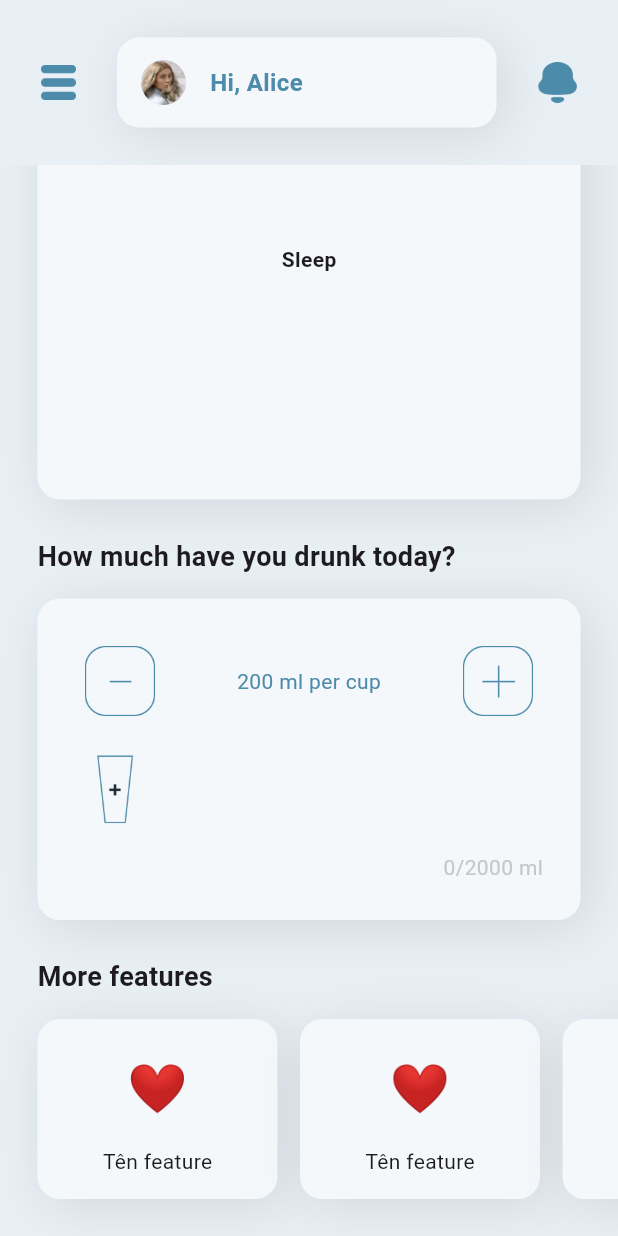
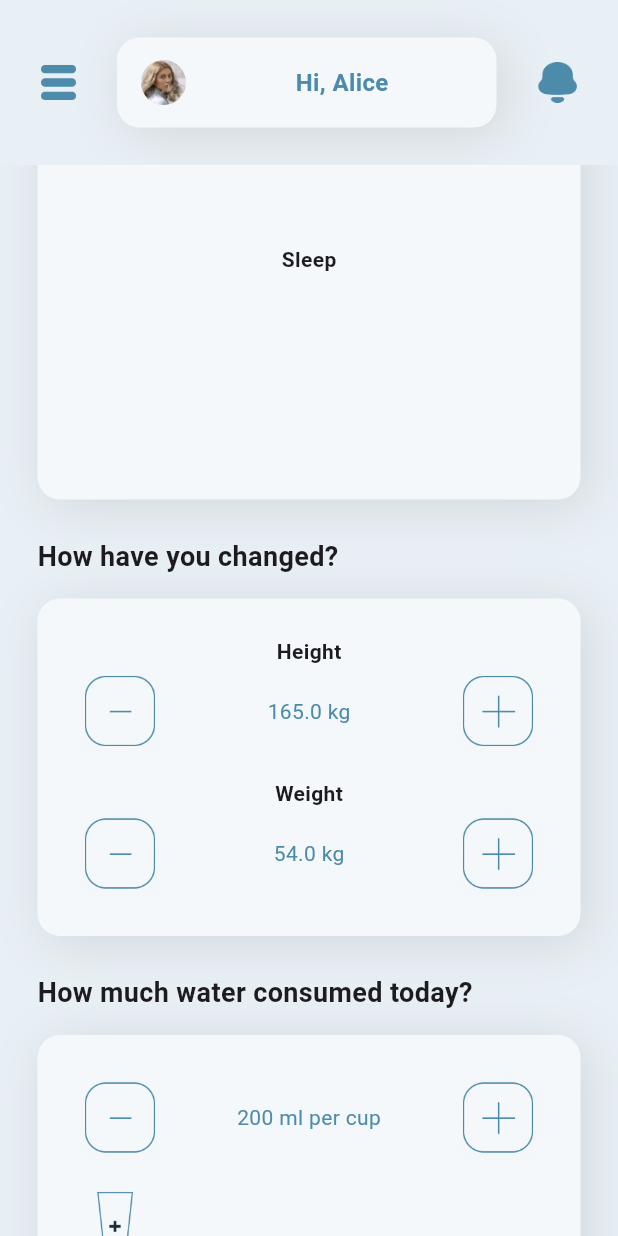
Before and after one commit to phucx314/newhealthtrackingpro, a Flutter app: the screen it shows once a user with an empty profile is signed in, scrolled down 268 dp, on a phone screen of 412 x 824 dp. Run offline on Flutter 3.47's test engine with Material 3 defaults, Android fonts, the phone set to English and light mode, and no system bars; our stand-ins replace cloud_firestore, firebase_auth, firebase_core, firebase_storage, image_picker; accounts and stored records are empty; network calls fail.

Commit message:
update dem khuya

```diff
--- a/lib/components/appbar.dart
+++ b/lib/components/appbar.dart
@@ -1,4 +1,6 @@
+import 'package:flutter/cupertino.dart';
 import 'package:flutter/material.dart';
+import 'package:flutter/widgets.dart';
 import '../colors/color_set.dart';
 import '../styles/box_shadow.dart';
 import '../components/sidebar.dart'; // Import your SideBar widget
@@ -38,7 +40,6 @@ class MyAppBar extends StatelessWidget {
 
         // Profile pic with username
         Expanded(
-          flex: 2,
           child: Container(
             height: 60,
             alignment: Alignment.center,
@@ -49,6 +50,7 @@ class MyAppBar extends StatelessWidget {
               boxShadow: [shadow],
             ),
             child: Row(
+              mainAxisAlignment: MainAxisAlignment.spaceEvenly,
               children: [
                 // Avatar
                 const CircleAvatar(
@@ -57,7 +59,9 @@ class MyAppBar extends StatelessWidget {
                 ),
                 const SizedBox(width: 15),
                 // Username
-                Flexible(
+                Expanded(
+                  child: Align(
+                    alignment: Alignment.center,
                     child: Text(
                       'Hi, $username',
                       overflow: TextOverflow.ellipsis,
@@ -66,6 +70,7 @@ class MyAppBar extends StatelessWidget {
                         color: htaPrimaryColors.shade500,
                         fontWeight: FontWeight.bold,
                         fontSize: 16,
+                      ),
                     ),
                   ),
                 ),
--- a/lib/components/feature.dart
+++ b/lib/components/feature.dart
@@ -5,7 +5,10 @@ import '../colors/color_set.dart';
 import '../styles/box_shadow.dart';
 
 class Feature extends StatelessWidget {
-  const Feature({super.key});
+  Feature({super.key, required this.title, required this.icon,});
+
+  final String title;
+  final String icon;
 
   @override
   Widget build(BuildContext context) {
@@ -20,7 +23,7 @@ class Feature extends StatelessWidget {
       ),
 
       // icon
-      child: const Padding(
+      child: Padding(
         padding: EdgeInsets.all(15),
         child: Column(
           children: [
@@ -29,7 +32,7 @@ class Feature extends StatelessWidget {
               child: Align(
                 alignment: Alignment.bottomCenter,
                 child: Text(
-                  '❤️', // này lấy từ model
+                  icon, // này lấy từ model?
                   style: TextStyle(
                     fontSize: 32,
                   ),
@@ -41,7 +44,7 @@ class Feature extends StatelessWidget {
               child: Align(
                 alignment: Alignment.bottomCenter,
                 child: Text(
-                  'Tên feature', // này lấy từ model
+                  title, // này lấy từ model
                 ),
               ),
             ),
--- /dev/null
+++ b/lib/components/height_weight_changer.dart
@@ -0,0 +1,131 @@
+// ignore_for_file: prefer_const_constructors, prefer_const_literals_to_create_immutables
+
+import 'package:app3/colors/color_set.dart';
+import 'package:app3/styles/box_shadow.dart';
+import 'package:flutter/material.dart';
+
+class HeightWeightChanger extends StatefulWidget {
+  HeightWeightChanger({super.key});
+
+  @override
+  State<HeightWeightChanger> createState() => _HeightWeightChangerState();
+}
+
+class _HeightWeightChangerState extends State<HeightWeightChanger> {
+
+  double height = 165; // init value thôi, sau đưa data từ db vào
+  double weight = 54;  // init value thôi, sau đưa data từ db vào
+
+  void gainH() {
+    setState(() {
+      height += 0.5;
+    });
+  }
+
+  void loseH() {
+    setState(() {
+      height -= 0.5;
+    });
+  }
+
+  void gainW() {
+    setState(() {
+      weight += 0.5;
+    });
+  }
+
+  void loseW() {
+    setState(() {
+      weight -= 0.5;
+    });
+  }
+
+  @override
+  Widget build(BuildContext context) {
+    return Padding(
+      padding: const EdgeInsets.symmetric(horizontal: 25),
+      child: Container(
+        width: MediaQuery.of(context).size.width,
+        decoration: BoxDecoration(
+          color: htaPrimaryColors.shade50,
+          borderRadius: BorderRadius.circular(15),
+          boxShadow: [shadow,],
+        ),
+        child: Padding(
+          padding: const EdgeInsets.all(25.0),
+          child: Column(
+            children: [
+              Text(
+                'Height',
+                style: TextStyle(
+                  fontWeight: FontWeight.bold,
+                ),
+              ),
+
+              Row(
+                mainAxisAlignment: MainAxisAlignment.spaceBetween,
+                children: [
+                  // dấu trừ
+                  GestureDetector(
+                    onTap: () {
+                      loseH();
+                    },
+                    child: Image(image: AssetImage('assets/icons/btn_minus.png'), height: 60, width: 60,),
+                  ),
+
+                  Text(
+                    '$height kg',
+                    style: TextStyle(color: htaPrimaryColors.shade500,),
+                  ),
+
+                  // dấu cộng
+                  GestureDetector(
+                    onTap: () {
+                      gainH();
+                    },
+                    child: Image(image: AssetImage('assets/icons/btn_plus.png'), height: 60, width: 60,),
+                  ),
+                ],
+              ),
+              SizedBox(height: 15,),
+
+              Text(
+                'Weight',
+                style: TextStyle(
+                  fontWeight: FontWeight.bold,
+                ),
+              ),
+
+              Row(
+                mainAxisAlignment: MainAxisAlignment.spaceBetween,
+                children: [
+                  // dấu trừ
+                  GestureDetector(
+                    onTap: () {
+                      loseW();
+                    },
+                    child: Image(image: AssetImage('assets/icons/btn_minus.png'), height: 60, width: 60,),
+                  ),
+
+                  Text(
+                    '$weight kg',
+                    style: TextStyle(color: htaPrimaryColors.shade500,),
+                  ),
+
+                  // dấu cộng
+                  GestureDetector(
+                    onTap: () {
+                      gainW();
+                    },
+                    child: Image(image: AssetImage('assets/icons/btn_plus.png'), height: 60, width: 60,),
+                  ),
+                ],
+              ),
+            ],
+          ),
+        ),
+      ),
+    );
+  }
+
+}
--- a/lib/components/tip_ball.dart
+++ b/lib/components/tip_ball.dart
@@ -5,9 +5,13 @@ import '../colors/color_set.dart';
 import '../models/tip_ball.dart';
 
 class TipBall extends StatelessWidget {
-  final Tip tip;
+  // final Tip tip;
 
-  const TipBall({super.key, required this.tip});
+  final imageUrl;
+  final emoji;
+  final title;
+
+  const TipBall({super.key, required this.imageUrl, required this.emoji, required this.title});
 
   @override
   Widget build(BuildContext context) {
@@ -24,10 +28,10 @@ class TipBall extends StatelessWidget {
           ),
           child: CircleAvatar(
             radius: 30.0,
-            backgroundImage: NetworkImage(tip.imageUrl),
+            backgroundImage: NetworkImage(imageUrl),
             child: Center(
               child: Text(
-                tip.emoji,
+                emoji,
                 style: TextStyle(fontSize: 24, shadows: <Shadow>[
                   Shadow(
                     // offset: Offset(5, 5),
@@ -41,7 +45,7 @@ class TipBall extends StatelessWidget {
         ),
 
         // tên tip
-        Text(tip.description),
+        Text(title),
       ],
     );
   }
--- a/lib/components/water_intake.dart
+++ b/lib/components/water_intake.dart
@@ -97,8 +97,6 @@ class _WaterIntakeState extends State<WaterIntake> {
     });
   }
 
-
-
   @override
   Widget build(BuildContext context) {
     return Padding(
--- a/lib/pages/dashboard.dart
+++ b/lib/pages/dashboard.dart
@@ -1,3 +1,6 @@
+// ignore_for_file: prefer_const_constructors, prefer_const_literals_to_create_immutables
+
+import 'package:app3/components/height_weight_changer.dart';
 import 'package:flutter/cupertino.dart';
 import 'package:flutter/material.dart';
 import 'package:flutter/widgets.dart';
@@ -43,85 +46,57 @@ class Dashboard extends StatelessWidget {
                           child: Row(
                             children: [
                               TipBall(
-                                tip: Tip(
-                                  imageUrl: 'https://picsum.photos/250?image=9',
-                                  emoji: '😏',
-                                  content: "",
-                                  description: 'Đoán xem',
-                                  uid: "",
-                                ),
+                                  imageUrl: 'https://photos.google.com/u/1/share/AF1QipNAbgiu0dGgFV6-PtY-HRANd7w3fVaykFiq6J-w7Dsew4SApm5Qene0uJc_mQUPNA/photo/AF1QipN8iFY73SaEL4LykuIilIW5kPkCJTlpbDcY5bfm?key=YUZSWkMzdUI0cUk3YTA4YUs1QnBUQjNhajhCUHRB',
+                                  emoji: '🐅',
+                                  title: 'Just',
                               ),
                               const SizedBox(
                                 width: 15,
                               ),
                               TipBall(
-                                tip: Tip(
-                                  imageUrl: 'https://picsum.photos/250?image=9',
-                                  emoji: '😏',
-                                  content: "",
-                                  description: 'Đoán xem',
-                                  uid: "",
-                                ),
+                                  imageUrl: 'https://photos.google.com/u/1/share/AF1QipNAbgiu0dGgFV6-PtY-HRANd7w3fVaykFiq6J-w7Dsew4SApm5Qene0uJc_mQUPNA/photo/AF1QipMa26UNcfFQoiuZrl8xUgNODCnK98csa8A4kdo3?key=YUZSWkMzdUI0cUk3YTA4YUs1QnBUQjNhajhCUHRB',
+                                  emoji: '🦊',
+                                  title: 'Some',
                               ),
                               const SizedBox(
                                 width: 15,
                               ),
                               TipBall(
-                                tip: Tip(
-                                  imageUrl: 'https://picsum.photos/250?image=9',
-                                  emoji: '😏',
-                                  content: "",
-                                  description: 'Đoán xem',
-                                  uid: "",
-                                ),
+                                  imageUrl: 'https://photos.google.com/u/1/share/AF1QipNAbgiu0dGgFV6-PtY-HRANd7w3fVaykFiq6J-w7Dsew4SApm5Qene0uJc_mQUPNA/photo/AF1QipP9hAJjZL9wipy3NuCNv0CApZg2Y3rWJIq0TIzs?key=YUZSWkMzdUI0cUk3YTA4YUs1QnBUQjNhajhCUHRB',
+                                  emoji: '🦆',
+                                  title: 'Random',
                               ),
                               const SizedBox(
                                 width: 15,
                               ),
                               TipBall(
-                                tip: Tip(
-                                  imageUrl: 'https://picsum.photos/250?image=9',
-                                  emoji: '😏',
-                                  content: "",
-                                  description: 'Đoán xem',
-                                  uid: "",
-                                ),
+                                  imageUrl: 'https://photos.google.com/u/1/share/AF1QipNAbgiu0dGgFV6-PtY-HRANd7w3fVaykFiq6J-w7Dsew4SApm5Qene0uJc_mQUPNA/photo/AF1QipMMrDNs7ch3EvZzGVHKD1uNmYa9G7FG65XlfwM9?key=YUZSWkMzdUI0cUk3YTA4YUs1QnBUQjNhajhCUHRB',
+                                  emoji: '🪳',
+                                  title: 'Facts',
                               ),
                               const SizedBox(
                                 width: 15,
                               ),
                               TipBall(
-                                tip: Tip(
-                                  imageUrl: 'https://picsum.photos/250?image=9',
-                                  emoji: '😏',
-                                  content: "",
-                                  description: 'Đoán xem',
-                                  uid: "",
-                                ),
+                                  imageUrl: 'https://photos.google.com/u/1/share/AF1QipNAbgiu0dGgFV6-PtY-HRANd7w3fVaykFiq6J-w7Dsew4SApm5Qene0uJc_mQUPNA/photo/AF1QipOP7zs4RFvacHhURlLDRGn13LGPGdyAtZn9VJYi?key=YUZSWkMzdUI0cUk3YTA4YUs1QnBUQjNhajhCUHRB',
+                                  emoji: '🦐',
+                                  title: 'You',
                               ),
                               const SizedBox(
                                 width: 15,
                               ),
                               TipBall(
-                                tip: Tip(
-                                  imageUrl: 'https://picsum.photos/250?image=9',
-                                  emoji: '😏',
-                                  content: "",
-                                  description: 'Đoán xem',
-                                  uid: "",
-                                ),
+                                  imageUrl: 'https://photos.google.com/u/1/share/AF1QipNAbgiu0dGgFV6-PtY-HRANd7w3fVaykFiq6J-w7Dsew4SApm5Qene0uJc_mQUPNA/photo/AF1QipMYH6fLdc4O14Ga8G-_4QFooPSwIMGLokDbIs_H?key=YUZSWkMzdUI0cUk3YTA4YUs1QnBUQjNhajhCUHRB',
+                                  emoji: '🐬',
+                                  title: 'Might',
                               ),
                               const SizedBox(
                                 width: 15,
                               ),
                               TipBall(
-                                tip: Tip(
-                                  imageUrl: 'https://picsum.photos/250?image=9',
-                                  emoji: '😏',
-                                  content: "",
-                                  description: 'Đoán xem',
-                                  uid: "",
-                                ),
+                                  imageUrl: 'https://photos.google.com/u/1/share/AF1QipNAbgiu0dGgFV6-PtY-HRANd7w3fVaykFiq6J-w7Dsew4SApm5Qene0uJc_mQUPNA/photo/AF1QipM6mcq4w-jQU33N8LRl9NLuLMaj8Yb7iHPCpNXB?key=YUZSWkMzdUI0cUk3YTA4YUs1QnBUQjNhajhCUHRB',
+                                  emoji: '🦏',
+                                  title: 'Like',
                               ),
                             ],
                           ),
@@ -204,11 +179,30 @@ class Dashboard extends StatelessWidget {
                         height: 25,
                       ),
 
+                      // text how have u changed
+                      const Padding(
+                        padding: EdgeInsets.symmetric(horizontal: 25),
+                        child: Text(
+                          'How have you changed?',
+                          style: TextStyle(
+                            fontWeight: FontWeight.bold,
+                            fontSize: 18,
+                          ),
+                        ),
+                      ),
+                      const SizedBox(
+                        height: 15,
+                      ),
+
+                      // cái box hiển thị cân nặng chiều cao
+                      HeightWeightChanger(),
+                      SizedBox(height: 25,),
+
                       // how much water j j đấy
                       const Padding(
                         padding: EdgeInsets.symmetric(horizontal: 25),
                         child: Text(
-                          'How much have you drunk today?',
+                          'How much water consumed today?',
                           style: TextStyle(
                             fontWeight: FontWeight.bold,
                             fontSize: 18,
@@ -220,7 +214,7 @@ class Dashboard extends StatelessWidget {
                       ),
 
                       // cái box để hiển thị mấy cái ly nước
-                      const WaterIntake(), // sửa lại theo logic sau
+                      const WaterIntake(),
                       const SizedBox(
                         height: 25,
                       ),
@@ -241,30 +235,26 @@ class Dashboard extends StatelessWidget {
                       ),
 
                       // row gồm mấy cái features khác
-                      const SingleChildScrollView(
+                      SingleChildScrollView(
                         clipBehavior: Clip.none, // cái này fix lỗi mấy cái shadows bị clipped mất
                         scrollDirection: Axis.horizontal,
                         child: Padding(
                           padding: EdgeInsets.symmetric(horizontal: 25),
                           child: Row(
                             children: [
-                              Feature(),
+                              Feature(title: 'BMI Calculator', icon: '🧮',),
                               SizedBox(
                                 width: 15,
                               ),
-                              Feature(),
+                              Feature(title: 'Diary', icon: '📓',),
                               SizedBox(
                                 width: 15,
                               ),
-                              Feature(),
+                              Feature(title: 'Set goal', icon: '🎯',),
                               SizedBox(
                                 width: 15,
                               ),
-                              Feature(),
-                              SizedBox(
-                                width: 15,
-                              ),
-                              Feature(),
+                              Feature(title: 'Ask nutritionists', icon: '🧑‍⚕️',),
                             ],
                           ),
                         ),
```
Lines whose indentation alone changed are shown as unchanged.
